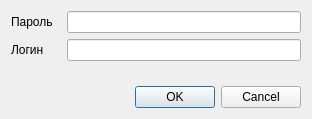
Old version of the form authorization.ui in the repository nio-kun/timetable.
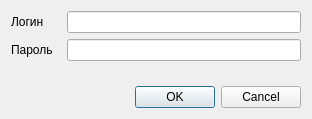
New version of the form.

Diff of the .ui file:
```diff
--- a/authorization.ui
+++ b/authorization.ui
@@ -23,12 +23,9 @@
    <item>
     <layout class="QHBoxLayout" name="horizontalLayout">
      <item>
-      <widget class="QLabel" name="label_2">
-       <property name="sizePolicy">
-        <sizepolicy hsizetype="Fixed" vsizetype="Fixed">
-         <horstretch>0</horstretch>
-         <verstretch>0</verstretch>
-        </sizepolicy>
+      <widget class="QLabel" name="label">
+       <property name="enabled">
+        <bool>true</bool>
        </property>
        <property name="minimumSize">
         <size>
@@ -37,7 +34,7 @@
         </size>
        </property>
        <property name="text">
-        <string>Пароль</string>
+        <string>Логин</string>
        </property>
       </widget>
      </item>
@@ -59,9 +56,12 @@
    <item>
     <layout class="QHBoxLayout" name="horizontalLayout_2">
      <item>
-      <widget class="QLabel" name="label">
-       <property name="enabled">
-        <bool>true</bool>
+      <widget class="QLabel" name="label_2">
+       <property name="sizePolicy">
+        <sizepolicy hsizetype="Fixed" vsizetype="Fixed">
+         <horstretch>0</horstretch>
+         <verstretch>0</verstretch>
+        </sizepolicy>
        </property>
        <property name="minimumSize">
         <size>
@@ -70,7 +70,7 @@
         </size>
        </property>
        <property name="text">
-        <string>Логин</string>
+        <string>Пароль</string>
        </property>
       </widget>
      </item>
```
